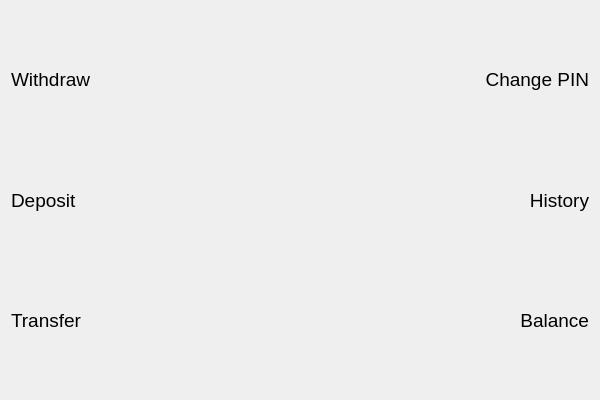
Old version of the form frontend/MainMenuWidget.ui in the repository katerynabratiuk/ATM.
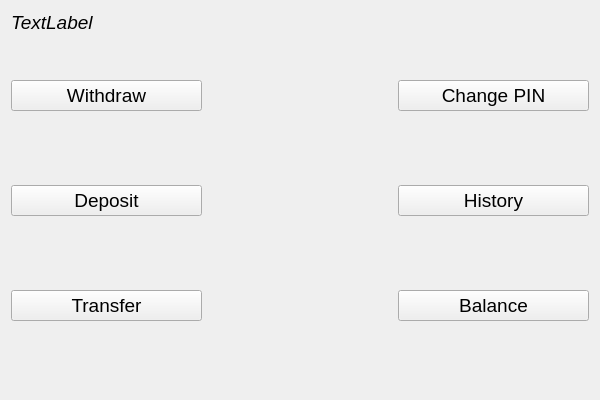
New version of the form.

```diff
--- a/frontend/MainMenuWidget.ui
+++ b/frontend/MainMenuWidget.ui
@@ -16,7 +16,23 @@
   <layout class="QGridLayout" name="gridLayout_2">
    <item row="1" column="0">
     <layout class="QGridLayout" name="gridLayout">
-     <item row="3" column="0">
+     <item row="0" column="0">
+      <spacer name="verticalSpacer_3">
+       <property name="orientation">
+        <enum>Qt::Orientation::Vertical</enum>
+       </property>
+       <property name="sizeType">
+        <enum>QSizePolicy::Policy::Preferred</enum>
+       </property>
+       <property name="sizeHint" stdset="0">
+        <size>
+         <width>20</width>
+         <height>40</height>
+        </size>
+       </property>
+      </spacer>
+     </item>
+     <item row="4" column="0">
       <spacer name="verticalSpacer_2">
        <property name="orientation">
         <enum>Qt::Orientation::Vertical</enum>
@@ -29,47 +45,10 @@
        </property>
       </spacer>
      </item>
-     <item row="0" column="2">
-      <widget class="QLabel" name="optPin">
+     <item row="3" column="2">
+      <widget class="QPushButton" name="optHistory">
        <property name="sizePolicy">
-        <sizepolicy hsizetype="Expanding" vsizetype="Expanding">
-         <horstretch>0</horstretch>
-         <verstretch>0</verstretch>
-        </sizepolicy>
-       </property>
-       <property name="font">
-        <font>
-         <pointsize>14</pointsize>
-        </font>
-       </property>
-       <property name="text">
-        <string>Change PIN</string>
-       </property>
-       <property name="alignment">
-        <set>Qt::AlignmentFlag::AlignRight|Qt::AlignmentFlag::AlignTrailing|Qt::AlignmentFlag::AlignVCenter</set>
-       </property>
-      </widget>
-     </item>
-     <item row="2" column="1">
-      <spacer name="horizontalSpacer_2">
-       <property name="orientation">
-        <enum>Qt::Orientation::Horizontal</enum>
-       </property>
-       <property name="sizeType">
-        <enum>QSizePolicy::Policy::MinimumExpanding</enum>
-       </property>
-       <property name="sizeHint" stdset="0">
-        <size>
-         <width>40</width>
-         <height>20</height>
-        </size>
-       </property>
-      </spacer>
-     </item>
-     <item row="2" column="2">
-      <widget class="QLabel" name="optHistory">
-       <property name="sizePolicy">
-        <sizepolicy hsizetype="Expanding" vsizetype="Expanding">
+        <sizepolicy hsizetype="Expanding" vsizetype="Preferred">
          <horstretch>0</horstretch>
          <verstretch>0</verstretch>
         </sizepolicy>
@@ -82,48 +61,9 @@
        <property name="text">
         <string>History</string>
        </property>
-       <property name="alignment">
-        <set>Qt::AlignmentFlag::AlignRight|Qt::AlignmentFlag::AlignTrailing|Qt::AlignmentFlag::AlignVCenter</set>
-       </property>
       </widget>
      </item>
-     <item row="0" column="0">
-      <widget class="QLabel" name="optWithdraw">
-       <property name="sizePolicy">
-        <sizepolicy hsizetype="Expanding" vsizetype="Expanding">
-         <horstretch>0</horstretch>
-         <verstretch>0</verstretch>
-        </sizepolicy>
-       </property>
-       <property name="font">
-        <font>
-         <pointsize>14</pointsize>
-        </font>
-       </property>
-       <property name="text">
-        <string>Withdraw</string>
-       </property>
-      </widget>
-     </item>
-     <item row="2" column="0">
-      <widget class="QLabel" name="optDeposit">
-       <property name="sizePolicy">
-        <sizepolicy hsizetype="Expanding" vsizetype="Expanding">
-         <horstretch>0</horstretch>
-         <verstretch>0</verstretch>
-        </sizepolicy>
-       </property>
-       <property name="font">
-        <font>
-         <pointsize>14</pointsize>
-        </font>
-       </property>
-       <property name="text">
-        <string>Deposit</string>
-       </property>
-      </widget>
-     </item>
-     <item row="0" column="1">
+     <item row="1" column="1">
       <spacer name="horizontalSpacer">
        <property name="orientation">
         <enum>Qt::Orientation::Horizontal</enum>
@@ -139,11 +79,66 @@
        </property>
       </spacer>
      </item>
-     <item row="1" column="0">
+     <item row="3" column="1">
+      <spacer name="horizontalSpacer_2">
+       <property name="orientation">
+        <enum>Qt::Orientation::Horizontal</enum>
+       </property>
+       <property name="sizeType">
+        <enum>QSizePolicy::Policy::MinimumExpanding</enum>
+       </property>
+       <property name="sizeHint" stdset="0">
+        <size>
+         <width>40</width>
+         <height>20</height>
+        </size>
+       </property>
+      </spacer>
+     </item>
+     <item row="1" column="2">
+      <widget class="QPushButton" name="optPin">
+       <property name="sizePolicy">
+        <sizepolicy hsizetype="Expanding" vsizetype="Preferred">
+         <horstretch>0</horstretch>
+         <verstretch>0</verstretch>
+        </sizepolicy>
+       </property>
+       <property name="font">
+        <font>
+         <pointsize>14</pointsize>
+        </font>
+       </property>
+       <property name="text">
+        <string>Change PIN</string>
+       </property>
+      </widget>
+     </item>
+     <item row="5" column="2">
+      <widget class="QPushButton" name="optBalance">
+       <property name="sizePolicy">
+        <sizepolicy hsizetype="Expanding" vsizetype="Preferred">
+         <horstretch>0</horstretch>
+         <verstretch>0</verstretch>
+        </sizepolicy>
+       </property>
+       <property name="font">
+        <font>
+         <pointsize>14</pointsize>
+        </font>
+       </property>
+       <property name="text">
+        <string>Balance</string>
+       </property>
+      </widget>
+     </item>
+     <item row="2" column="0">
       <spacer name="verticalSpacer">
        <property name="orientation">
         <enum>Qt::Orientation::Vertical</enum>
        </property>
+       <property name="sizeType">
+        <enum>QSizePolicy::Policy::Expanding</enum>
+       </property>
        <property name="sizeHint" stdset="0">
         <size>
          <width>20</width>
@@ -152,10 +147,37 @@
        </property>
       </spacer>
      </item>
-     <item row="4" column="0">
-      <widget class="QLabel" name="optTransfer">
+     <item row="1" column="0">
+      <widget class="QPushButton" name="optWithdraw">
+       <property name="enabled">
+        <bool>true</bool>
+       </property>
        <property name="sizePolicy">
-        <sizepolicy hsizetype="Expanding" vsizetype="Expanding">
+        <sizepolicy hsizetype="Expanding" vsizetype="Preferred">
+         <horstretch>0</horstretch>
+         <verstretch>0</verstretch>
+        </sizepolicy>
+       </property>
+       <property name="font">
+        <font>
+         <pointsize>14</pointsize>
+        </font>
+       </property>
+       <property name="text">
+        <string>Withdraw</string>
+       </property>
+       <property name="default">
+        <bool>false</bool>
+       </property>
+       <property name="flat">
+        <bool>false</bool>
+       </property>
+      </widget>
+     </item>
+     <item row="5" column="0">
+      <widget class="QPushButton" name="optTransfer">
+       <property name="sizePolicy">
+        <sizepolicy hsizetype="Expanding" vsizetype="Preferred">
          <horstretch>0</horstretch>
          <verstretch>0</verstretch>
         </sizepolicy>
@@ -170,10 +192,13 @@
        </property>
       </widget>
      </item>
-     <item row="4" column="2">
-      <widget class="QLabel" name="optBalance">
+     <item row="3" column="0">
+      <widget class="QPushButton" name="optDeposit">
+       <property name="enabled">
+        <bool>true</bool>
+       </property>
        <property name="sizePolicy">
-        <sizepolicy hsizetype="Expanding" vsizetype="Expanding">
+        <sizepolicy hsizetype="Expanding" vsizetype="Preferred">
          <horstretch>0</horstretch>
          <verstretch>0</verstretch>
         </sizepolicy>
@@ -184,46 +209,37 @@
         </font>
        </property>
        <property name="text">
-        <string>Balance</string>
-       </property>
-       <property name="alignment">
-        <set>Qt::AlignmentFlag::AlignRight|Qt::AlignmentFlag::AlignTrailing|Qt::AlignmentFlag::AlignVCenter</set>
+        <string>Deposit</string>
        </property>
       </widget>
      </item>
+     <item row="6" column="0">
+      <spacer name="verticalSpacer_4">
+       <property name="orientation">
+        <enum>Qt::Orientation::Vertical</enum>
+       </property>
+       <property name="sizeHint" stdset="0">
+        <size>
+         <width>20</width>
+         <height>40</height>
+        </size>
+       </property>
+      </spacer>
+     </item>
     </layout>
    </item>
    <item row="0" column="0">
-    <spacer name="verticalSpacer_3">
-     <property name="orientation">
-      <enum>Qt::Orientation::Vertical</enum>
+    <widget class="QLabel" name="label">
+     <property name="font">
+      <font>
+       <pointsize>14</pointsize>
+       <italic>true</italic>
+      </font>
      </property>
-     <property name="sizeType">
-      <enum>QSizePolicy::Policy::Preferred</enum>
+     <property name="text">
+      <string>TextLabel</string>
      </property>
-     <property name="sizeHint" stdset="0">
-      <size>
-       <width>20</width>
-       <height>40</height>
-      </size>
-     </property>
-    </spacer>
-   </item>
-   <item row="2" column="0">
-    <spacer name="verticalSpacer_4">
-     <property name="orientation">
-      <enum>Qt::Orientation::Vertical</enum>
-     </property>
-     <property name="sizeType">
-      <enum>QSizePolicy::Policy::Preferred</enum>
-     </property>
-     <property name="sizeHint" stdset="0">
-      <size>
-       <width>20</width>
-       <height>40</height>
-      </size>
-     </property>
-    </spacer>
+    </widget>
    </item>
   </layout>
  </widget>
```
